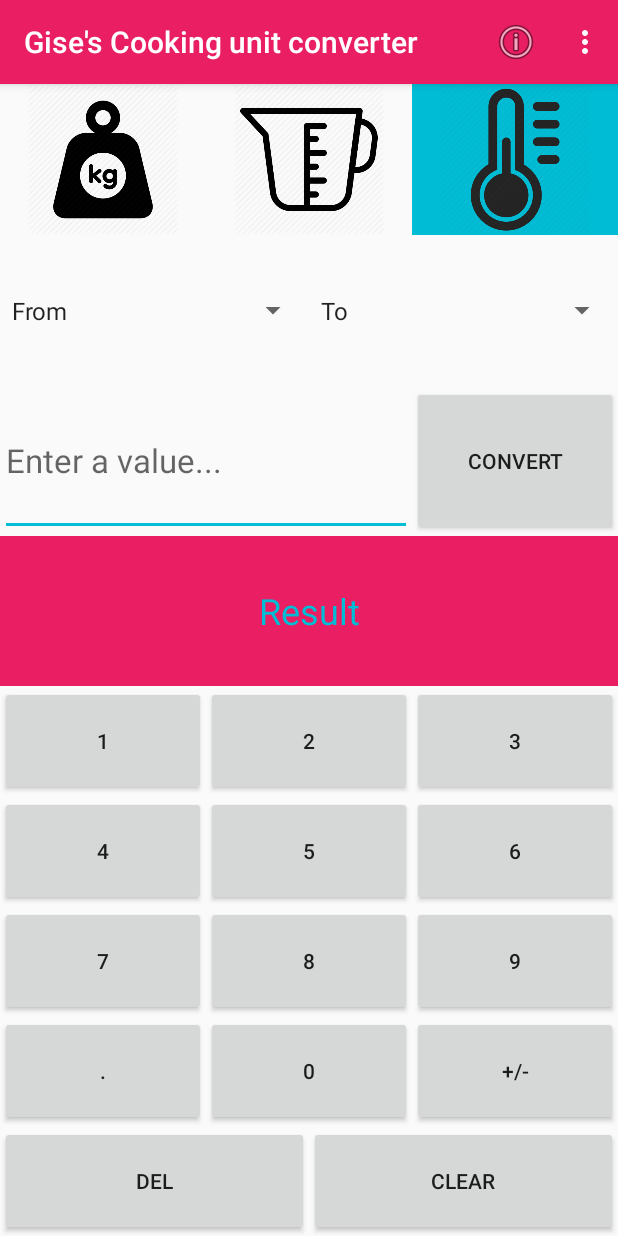
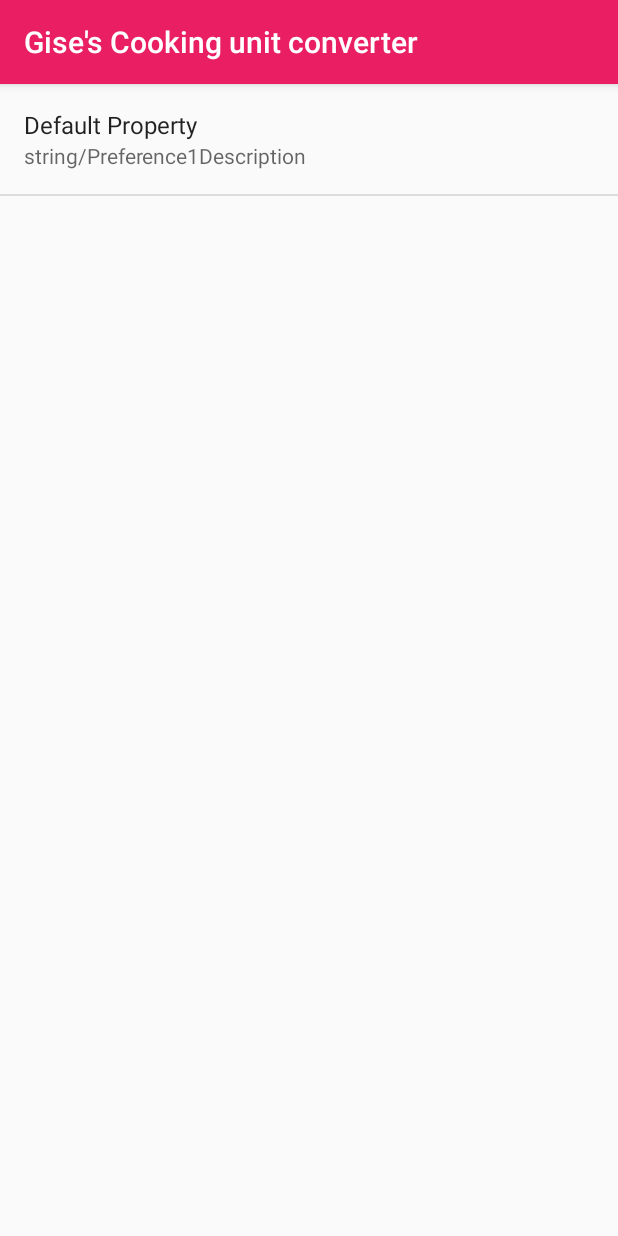
Before and after one commit to jlrods/GisesCookingunitconverter, an Android app: the screen it shows after launch (MainActivity before the commit, PreferencesActivity after it), in the options menu, after a tap on "Settings", on a phone screen of 412 x 824 dp. Run offline under Robolectric (Android 15) with nearby library versions, the phone set to English and light mode, and no system bars.

Commit message:
Include Preferences Actitity, Fragment and layout

```diff
--- a/app/src/main/AndroidManifest.xml
+++ b/app/src/main/AndroidManifest.xml
@@ -16,8 +16,9 @@
                 <category android:name="android.intent.category.LAUNCHER" />
             </intent-filter>
         </activity>
-        <activity android:name=".AboutActivity" android:label="Acerca de ...">
-        </activity>
+        <activity android:name=".AboutActivity" android:label="Acerca de ..."/>
+        <activity android:name=".PreferencesActivity"/>
+
     </application>
 
 </manifest>
--- a/app/src/main/java/io/github/jlrods/gisescookingunitconverter/MainActivity.java
+++ b/app/src/main/java/io/github/jlrods/gisescookingunitconverter/MainActivity.java
@@ -1,9 +1,11 @@
 package io.github.jlrods.gisescookingunitconverter;
 
 import android.content.Intent;
+import android.content.SharedPreferences;
 import android.database.Cursor;
 import android.graphics.Color;
 import android.os.Bundle;
+import android.preference.PreferenceManager;
 import android.support.v4.text.TextUtilsCompat;
 import android.support.v7.app.AppCompatActivity;
 import android.text.Spannable;
@@ -243,11 +245,20 @@ public class MainActivity extends AppCompatActivity {
                 convert(tvInput,spUnitFrom, spUnitTo);
             }
         });
+        //Get default current property from preferences
+        SharedPreferences pref =  PreferenceManager.getDefaultSharedPreferences(this);
+        String preferedPropertyID = pref.getString("intitalProperty","0");
+        //Create a new property object to hold the prefered property
+        Property  preferenceProperty = Property.findProperty(Integer.parseInt(preferedPropertyID));
+        //Check the current property and the prefered  are not the same
+        if(this.currentProperty != preferenceProperty){
+            this.changeProperty(spUnitFrom,spUnitTo,currentProperty,preferenceProperty);
+        }else{
             //Populate Spinners with initial data based on default property = weight
             this.changeSpinnersContent(spUnitFrom,spUnitTo,currentProperty);
             //Get a list of units from the Spinner
             currentUnits = updateUnitList();
-
+        }// End of if else statement
         Log.d("Ext_main","Exit onCreate on MainActivity.");
     }//End of onCreate method
 
@@ -273,17 +284,8 @@ public class MainActivity extends AppCompatActivity {
             int propertyID = restoreState.getInt("property");
             //this.currentProperty = Property.findProperty(propertyID)  ;
             //Call method to change property based on the current property
-            //Need to change function to call so UI is actually updated or remove if that check the same property has not been selected...
-            switch(propertyID){
-                case 1:
-                case 2:
             this.changeProperty(spUnitFrom,spUnitTo,currentProperty,Property.findProperty(propertyID));
             this.tvInput.setText(restoreState.getString("unitFromValue"));
-                    break;
-                default:
-                    break;
-            }
-
             //Select the selected items on each spinner
             int unitFromPosition = restoreState.getInt("unitFromPosition");
             int unitToPostion = restoreState.getInt("unitToPosition");
@@ -304,6 +306,7 @@ public class MainActivity extends AppCompatActivity {
     @Override public boolean onOptionsItemSelected(MenuItem item) {
         int id = item.getItemId();
         if (id == R.id.settings) {
+            this.callPrefernces(null);
             return true;
         }
         if (id == R.id.about) {
@@ -738,6 +741,12 @@ public class MainActivity extends AppCompatActivity {
         startActivity(i);
     }//End of callAboutActivity
 
+    //Methos to call the Preferences screen
+    private void callPrefernces(View view){
+        Intent i = new Intent(this, PreferencesActivity.class);
+        startActivity(i);
+    }
+
 
     /*private void assignOnClickEventListenerNumPadButtons(Button[] buttons){
         for(i=0;i<buttons.length;i++){
--- /dev/null
+++ b/app/src/main/java/io/github/jlrods/gisescookingunitconverter/PreferencesActivity.java
@@ -0,0 +1,18 @@
+package io.github.jlrods.gisescookingunitconverter;
+
+import android.os.Bundle;
+import android.support.v7.app.AppCompatActivity;
+
+/**
+ * Created by rodjose1 on 18/07/2018.
+ */
+
+public class PreferencesActivity extends AppCompatActivity {
+    @Override
+    protected void onCreate(Bundle savedInstanceState) {
+        super.onCreate(savedInstanceState);
+        getFragmentManager().beginTransaction()
+                .replace(android.R.id.content, new PreferencesFragment())
+                .commit();
+    }
+}
--- /dev/null
+++ b/app/src/main/java/io/github/jlrods/gisescookingunitconverter/PreferencesFragment.java
@@ -0,0 +1,18 @@
+package io.github.jlrods.gisescookingunitconverter;
+
+import android.os.Bundle;
+import android.preference.PreferenceFragment;
+
+import io.github.jlrods.gisescookingunitconverter.R;
+
+/**
+ * Created by rodjose1 on 18/07/2018.
+ */
+
+public class PreferencesFragment extends PreferenceFragment {
+    @Override
+    public void onCreate(Bundle savedInstanceState) {
+        super.onCreate(savedInstanceState);
+        addPreferencesFromResource(R.xml.preferences);
+    }
+}
--- /dev/null
+++ b/app/src/main/res/values/arrays.xml
@@ -0,0 +1,13 @@
+<?xml version="1.0" encoding="utf-8"?>
+<resources>
+    <string-array name="properties">
+        <item>Weight</item>
+        <item>Volume</item>
+        <item>Temperature</item>
+    </string-array>
+    <string-array name="propertyValues">
+        <item>0</item>
+        <item>1</item>
+        <item>2</item>
+    </string-array>
+</resources>
--- a/app/src/main/res/values/strings.xml
+++ b/app/src/main/res/values/strings.xml
@@ -43,4 +43,6 @@
         be cleared and current selection will remain.</string>
     <string name="aboutText10">4.- The \"+/-\" button allows to toggle between positive and negative numbers and
     vice versa. Negative sign can be set even when the input box is empty and has no numerical value.</string>
+    <string name="Preference1Title">Default Property</string>
+    <string name="Preference1Description">Select the default property at the app launching.</string>
 </resources>
--- /dev/null
+++ b/app/src/main/res/xml/preferences.xml
@@ -0,0 +1,11 @@
+<?xml version="1.0" encoding="utf-8"?>
+<PreferenceScreen xmlns:android="http://schemas.android.com/apk/res/android"
+    android:key="preferences_main">
+    <ListPreference
+        android:key="intitalProperty"
+        android:title="@string/Preference1Title"
+        android:summary="string/Preference1Description"
+        android:entries="@array/properties"
+        android:entryValues="@array/propertyValues"
+        android:defaultValue="1"/>
+</PreferenceScreen>
```
Lines whose indentation alone changed are shown as unchanged.
